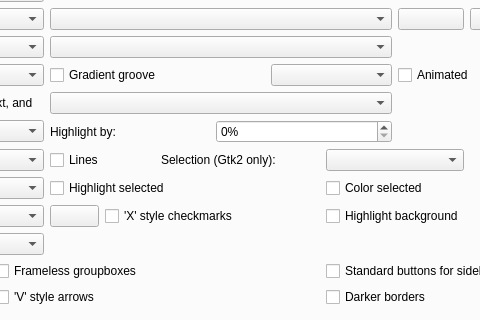
First picture: the form in config/qtcurveconfigbase.ui, repository QtCurve/qtcurve, before the edit; both pictures show x 192 to 672 and y 116 to 436 of the 834 by 550 pixel window.
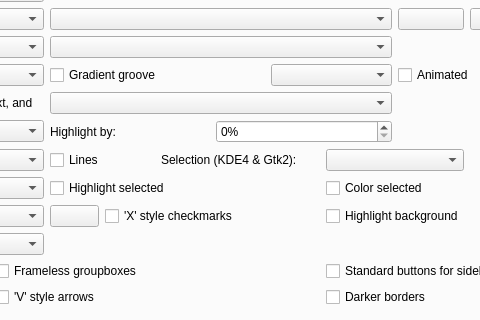
Second picture: the form after the edit. Custom widgets are drawn as their Qt base class.

Commit message: * Add themed selection highlight to KDE4 * Qt4.4 fixes.

```diff
--- a/config/qtcurveconfigbase.ui
+++ b/config/qtcurveconfigbase.ui
@@ -259,7 +259,7 @@
           <string>This controls the % that widgets will be highlighted by when the mouse hovers over them</string>
          </property>
          <property name="text" >
-          <string>Selection (Gtk2 only):</string>
+          <string>Selection (KDE4 &amp; Gtk2):</string>
          </property>
          <property name="wordWrap" >
           <bool>false</bool>
```
The commit also changes 2 other files.
